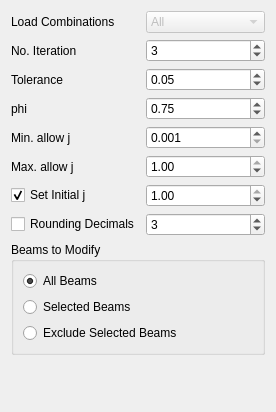
Above: widgets/beam_j.ui from ebrahimraeyat/civilTools before the change. Below: the same form after it.
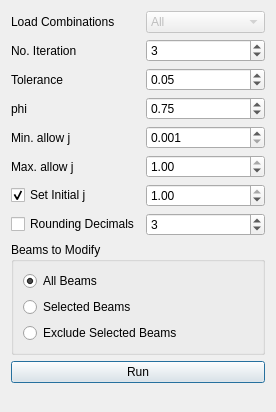
That is the form after the change. Icons and pictures are not drawn.

The edit to the form file:
```diff
--- a/widgets/beam_j.ui
+++ b/widgets/beam_j.ui
@@ -228,6 +228,23 @@
      </layout>
     </widget>
    </item>
+   <item>
+    <widget class="QPushButton" name="run">
+     <property name="text">
+      <string>Run</string>
+     </property>
+     <property name="icon">
+      <iconset resource="../civiltools.qrc">
+       <normaloff>:/civiltools/images/run.svg</normaloff>:/civiltools/images/run.svg</iconset>
+     </property>
+     <property name="iconSize">
+      <size>
+       <width>60</width>
+       <height>60</height>
+      </size>
+     </property>
+    </widget>
+   </item>
    <item>
     <spacer name="verticalSpacer">
      <property name="orientation">
```
Left out of the diff: 4 changed lines with no effect on the pictures.
